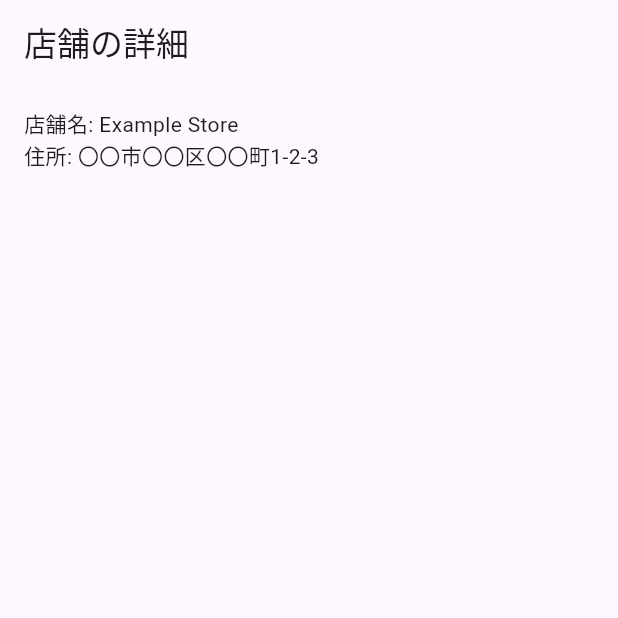
After one commit to yoichi4141/CurryTabetai-app-nihonbashi, a Flutter app: the StoreDetailPage screen opened directly, on a phone screen of 412 x 824 dp, the top half of it. The commit adds this screen. Run offline on Flutter 3.47's test engine with Material 3 defaults, Android fonts, the phone set to English and light mode, and no system bars; our stand-ins replace dio, firebase_core, freezed_annotation, geolocator, google_maps_flutter, image_picker and 4 more; missing offline and left inert: dart:ffi, geolocator_platform_interface; accounts and stored records are empty; generated files the repository leaves out were written again; network calls fail.

Commit message:
マップ画面検索部分と遷移先の店舗詳細情報

```diff
--- /dev/null
+++ b/lib/src/screens/home/View/storedetailPage.dart
@@ -0,0 +1,30 @@
+import 'package:flutter/material.dart';
+
+class StoreDetailPage extends StatefulWidget {
+  const StoreDetailPage({super.key});
+
+  @override
+  State<StoreDetailPage> createState() => _StoreDetailPageState();
+}
+
+class _StoreDetailPageState extends State<StoreDetailPage> {
+  @override
+  Widget build(BuildContext context) {
+    return Scaffold(
+      appBar: AppBar(
+        title: Text('店舗の詳細'),
+      ),
+      body: Container(
+        padding: EdgeInsets.all(16.0),
+        child: Column(
+          crossAxisAlignment: CrossAxisAlignment.start,
+          children: [
+            Text('店舗名: Example Store'),
+            Text('住所: 〇〇市〇〇区〇〇町1-2-3'),
+            // 他にも店舗の詳細情報を表示するためのウィジェットを配置
+          ],
+        ),
+      ),
+    );
+  }
+}
--- a/pubspec.yaml
+++ b/pubspec.yaml
@@ -27,6 +27,8 @@ dependencies:
   geolocator: ^10.1.0
   permission_handler: ^11.1.0
   riverpod_annotation: ^2.3.3
+  share: ^2.0.4
+  share_plus: ^7.2.1
 
 
 
```
Also changed, not shown: lib/src/screens/home/View/autocomplete.dart (+12 -6 lines), lib/src/screens/home/View/storedetailhome.dart (added, +50 -0 lines), lib/src/screens/home/ViewModel/storedetailsViewModel.dart (added, +14 -0 lines), pubspec.lock.
